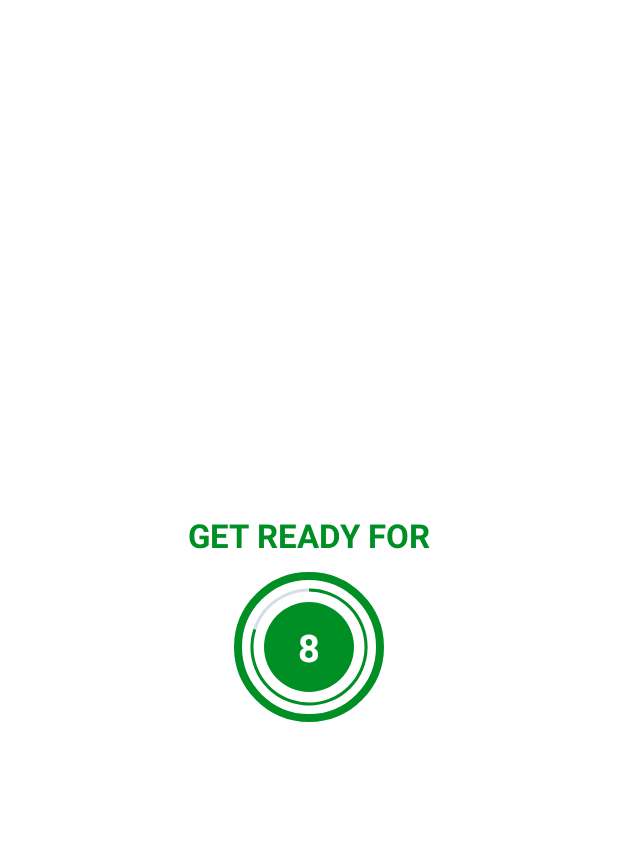
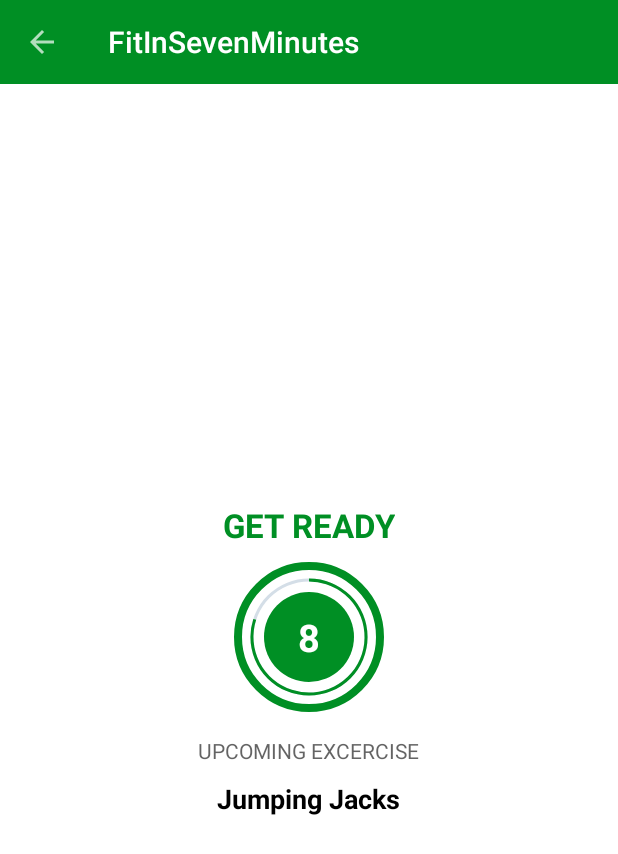
Before and after one commit to iamr-kumar/FitInTenMinutes, an Android app: the ExcerciseActivity screen opened directly, with no data from a screen before it, on a phone screen of 412 x 824 dp. Shown: the top 854 px of the screen. Run offline under Robolectric (Android 15) with nearby library versions, the light colour scheme and no system bars.

Commit message:
added exercises and text to speech

```diff
--- /dev/null
+++ b/app/src/main/java/com/example/fitinsevenminutes/Constants.kt
@@ -0,0 +1,75 @@
+package com.example.fitinsevenminutes
+
+class Constants {
+    companion object {
+        fun defaultExcerciseList(): ArrayList<ExcerciseModel> {
+            val excerciseList = ArrayList<ExcerciseModel>()
+
+            val jumpingJacks = ExcerciseModel(1, "Jumping Jacks", R.drawable.ic_jumping_jacks, false, false)
+            excerciseList.add(jumpingJacks)
+
+            val wallSit = ExcerciseModel(2, "Wall Sit", R.drawable.ic_wall_sit, false, false)
+            excerciseList.add(wallSit)
+
+            val pushUp = ExcerciseModel(3, "Push Up", R.drawable.ic_push_up, false, false)
+            excerciseList.add(pushUp)
+
+            val abdominalCrunch =
+                    ExcerciseModel(4, "Abdominal Crunch", R.drawable.ic_abdominal_crunch, false, false)
+            excerciseList.add(abdominalCrunch)
+
+            val stepUpOnChair =
+                    ExcerciseModel(
+                            5,
+                            "Step-Up onto Chair",
+                            R.drawable.ic_step_up_onto_chair,
+                            false,
+                            false
+                    )
+            excerciseList.add(stepUpOnChair)
+
+            val squat = ExcerciseModel(6, "Squat", R.drawable.ic_squat, false, false)
+            excerciseList.add(squat)
+
+            val tricepDipOnChair =
+                    ExcerciseModel(
+                            7,
+                            "Tricep Dip On Chair",
+                            R.drawable.ic_triceps_dip_on_chair,
+                            false,
+                            false
+                    )
+            excerciseList.add(tricepDipOnChair)
+
+            val plank = ExcerciseModel(8, "Plank", R.drawable.ic_plank, false, false)
+            excerciseList.add(plank)
+
+            val highKneesRunningInPlace =
+                    ExcerciseModel(
+                            9, "High Knees Running In Place",
+                            R.drawable.ic_high_knees_running_in_place,
+                            false,
+                            false
+                    )
+            excerciseList.add(highKneesRunningInPlace)
+
+            val lunges = ExcerciseModel(10, "Lunges", R.drawable.ic_lunge, false, false)
+            excerciseList.add(lunges)
+
+            val pushupAndRotation =
+                    ExcerciseModel(
+                            11,
+                            "Push up and Rotation",
+                            R.drawable.ic_push_up_and_rotation,
+                            false,
+                            false
+                    )
+            excerciseList.add(pushupAndRotation)
+
+            val sidePlank = ExcerciseModel(12, "Side Plank", R.drawable.ic_side_plank, false, false)
+            excerciseList.add(sidePlank)
+
+            return excerciseList
+        }
+    }
+}
--- a/app/src/main/java/com/example/fitinsevenminutes/ExcerciseActivity.kt
+++ b/app/src/main/java/com/example/fitinsevenminutes/ExcerciseActivity.kt
@@ -3,17 +3,26 @@ package com.example.fitinsevenminutes
 import androidx.appcompat.app.AppCompatActivity
 import android.os.Bundle
 import android.os.CountDownTimer
+import android.speech.tts.TextToSpeech
 import android.view.View
 import android.widget.Toast
 import com.example.fitinsevenminutes.databinding.ActivityExcerciseBinding
+import org.w3c.dom.Text
+import java.util.*
+import kotlin.collections.ArrayList
 
-class ExcerciseActivity : AppCompatActivity() {
+class ExcerciseActivity : AppCompatActivity(), TextToSpeech.OnInitListener {
     private lateinit var binding: ActivityExcerciseBinding;
 
     private var restTimer: CountDownTimer? = null
     private var restProgress = 0
     private var excerciseTimer: CountDownTimer? = null
     private var excerciseProgress = 0
+
+    private var excerciseList: ArrayList<ExcerciseModel>? = null
+    private var currentExcercisePosition = -1
+
+    private var tts: TextToSpeech? = null
 
     override fun onCreate(savedInstanceState: Bundle?) {
         binding = ActivityExcerciseBinding.inflate(layoutInflater)
@@ -29,7 +38,12 @@ class ExcerciseActivity : AppCompatActivity() {
             onBackPressed()
         }
 
+        tts = TextToSpeech(this, this)
+
+        excerciseList = Constants.defaultExcerciseList()
         setupRestView()
+
+
 
     }
 
@@ -38,12 +52,34 @@ class ExcerciseActivity : AppCompatActivity() {
             restTimer!!.cancel()
             restProgress = 0
         }
+        if(excerciseTimer != null) {
+            excerciseTimer!!.cancel()
+            excerciseProgress = 0
+        }
+        if(tts != null) {
+            tts!!.stop()
+            tts!!.shutdown()
+        }
         super.onDestroy()
 
     }
 
+    override fun onInit(status: Int) {
+        if(status == TextToSpeech.SUCCESS) {
+            var result = tts!!.setLanguage(Locale.US)
+
+            if(result == TextToSpeech.LANG_MISSING_DATA || result == TextToSpeech.LANG_NOT_SUPPORTED) {
+                Toast.makeText(this, "Language Error!", Toast.LENGTH_SHORT).show()
+            }
+        }
+        else {
+            Toast.makeText(this, "Text to Speech Error", Toast.LENGTH_SHORT).show()
+        }
+    }
+
     private fun setRestProgressBar() {
         binding.progressBar.progress = restProgress
+        binding.tvNextExcercise.text = excerciseList!![currentExcercisePosition + 1].getName()
         restTimer = object: CountDownTimer(10000, 1000) {
             override fun onTick(millisUntilFinished: Long) {
                 restProgress++
@@ -52,17 +88,22 @@ class ExcerciseActivity : AppCompatActivity() {
             }
 
             override fun onFinish() {
+                currentExcercisePosition++
                 setupExcerciseView()
             }
         }.start()
     }
 
     private fun setupRestView() {
+        binding.llRestView.visibility = View.VISIBLE
+        binding.llExcericeView.visibility = View.GONE
         if(restTimer != null) {
             restTimer!!.cancel()
             restProgress = 0
         }
+
         setRestProgressBar()
+
     }
 
     private fun setExcerciseProgressBar() {
@@ -71,11 +112,20 @@ class ExcerciseActivity : AppCompatActivity() {
             override fun onTick(millisUntilFinished: Long) {
                 excerciseProgress++
                 binding.progressBarExcerice.progress = 30 - excerciseProgress
-                binding.tvTimerExcercie.text = (30 - excerciseProgress).toString()
+                binding.tvExcerciseTimer.text = (30 - excerciseProgress).toString()
             }
 
             override fun onFinish() {
-                Toast.makeText(this@ExcerciseActivity, "Timer finished", Toast.LENGTH_SHORT).show()
+                if(currentExcercisePosition < excerciseList?.size!! - 1) {
+                    setupRestView()
+                }
+                else {
+                    Toast.makeText(
+                            this@ExcerciseActivity,
+                            "Congratulations, you have completed the 7 minutes workout routine",
+                            Toast.LENGTH_SHORT
+                    ).show()
+                }
             }
 
         }.start()
@@ -88,6 +138,17 @@ class ExcerciseActivity : AppCompatActivity() {
             excerciseTimer!!.cancel()
             excerciseProgress = 0
         }
+
+        speakOut(excerciseList!![currentExcercisePosition].getName())
         setExcerciseProgressBar()
+
+        binding.ivImage.setImageResource(excerciseList!![currentExcercisePosition].getImage())
+        binding.tvExcerciseName.text = excerciseList!![currentExcercisePosition].getName()
+
     }
+
+    private fun speakOut(text: String) {
+        tts!!.speak(text, TextToSpeech.QUEUE_FLUSH, null, "")
+    }
+
 }
--- /dev/null
+++ b/app/src/main/java/com/example/fitinsevenminutes/ExcerciseModel.kt
@@ -0,0 +1,48 @@
+package com.example.fitinsevenminutes
+
+class ExcerciseModel (
+        private var id:Int,
+        private var name: String,
+        private var image: Int,
+        private var isCompleted: Boolean,
+        private var isSelected: Boolean) {
+    fun getId(): Int {
+        return id
+    }
+
+    fun setId(id: Int) {
+        this.id = id
+    }
+
+    fun getName(): String {
+        return name
+    }
+
+    fun setName(name: String) {
+        this.name = name
+    }
+
+    fun getImage(): Int {
+        return image
+    }
+
+    fun setImage(image: Int) {
+        this.image = image
+    }
+
+    fun getIsCompleted(): Boolean {
+        return isCompleted
+    }
+
+    fun setIsCompleted(isCompleted: Boolean) {
+        this.isCompleted = isCompleted
+    }
+
+    fun getIsSelected(): Boolean {
+        return isSelected
+    }
+
+    fun setIsSelected(isSelected: Boolean) {
+        this.isSelected = isSelected
+    }
+}
--- a/app/src/main/res/layout/activity_excercise.xml
+++ b/app/src/main/res/layout/activity_excercise.xml
@@ -1,5 +1,5 @@
 <?xml version="1.0" encoding="utf-8"?>
-<androidx.constraintlayout.widget.ConstraintLayout xmlns:android="http://schemas.android.com/apk/res/android"
+<RelativeLayout xmlns:android="http://schemas.android.com/apk/res/android"
     xmlns:app="http://schemas.android.com/apk/res-auto"
     xmlns:tools="http://schemas.android.com/tools"
     android:layout_width="match_parent"
@@ -11,9 +11,6 @@
         android:layout_width="match_parent"
         android:layout_height="?android:attr/actionBarSize"
         android:background="@color/accent_color"
-        app:layout_constraintTop_toTopOf="parent"
-        app:layout_constraintStart_toStartOf="parent"
-        app:layout_constraintEnd_toEndOf="parent"
         />
 
     <LinearLayout
@@ -24,12 +21,14 @@
         android:gravity="center"
         android:orientation="vertical"
         android:visibility="visible"
-        app:layout_constraintTop_toBottomOf="@+id/toolbarExcerciseActivity">
+        android:layout_below="@+id/toolbarExcerciseActivity"
+        android:padding="16dp"
+        >
 
         <TextView
             android:layout_width="wrap_content"
             android:layout_height="wrap_content"
-            android:text="GET READY FOR"
+            android:text="GET READY"
             android:textColor="@color/accent_color"
             android:textSize="22sp"
             android:textStyle="bold" />
@@ -76,7 +75,27 @@
 
         </FrameLayout>
 
+        <TextView
+            android:layout_width="wrap_content"
+            android:layout_height="wrap_content"
+            android:text="UPCOMING EXCERCISE"
+            android:textColor="@color/main_color"
+             android:layout_marginTop="16dp"
+            android:textSize="14sp"/>
+
+        <TextView
+            android:id="@+id/tvNextExcercise"
+            android:layout_width="wrap_content"
+            android:layout_height="wrap_content"
+            tools:text="Jumping Jacks"
+            android:textColor="@color/black"
+            android:textStyle="bold"
+            android:layout_marginTop="10dp"
+            android:textSize="18sp"
+            />
+
     </LinearLayout>
+
     <LinearLayout
         android:id="@+id/llExcericeView"
         android:layout_width="match_parent"
@@ -85,9 +104,22 @@
         android:gravity="center"
         android:orientation="vertical"
         android:visibility="gone"
-        app:layout_constraintTop_toBottomOf="@+id/toolbarExcerciseActivity">
+        android:layout_below="@+id/toolbarExcerciseActivity"
+        android:padding="16dp">
+
+
+        <ImageView
+            android:id="@+id/ivImage"
+            android:layout_width="match_parent"
+            android:layout_height="wrap_content"
+            android:scaleType="fitXY"
+            android:layout_weight="1"
+            android:contentDescription="@string/image"
+            android:src="@drawable/ic_jumping_jacks"
+            />
 
         <TextView
+            android:id="@+id/tvExcerciseName"
             android:layout_width="wrap_content"
             android:layout_height="wrap_content"
             android:text="EXCERCISE TIMER"
@@ -124,7 +156,7 @@
                 >
 
                 <TextView
-                    android:id="@+id/tvTimerExcercie"
+                    android:id="@+id/tvExcerciseTimer"
                     android:layout_width="wrap_content"
                     android:layout_height="wrap_content"
                     android:textColor="#FFFFFF"
@@ -139,4 +171,4 @@
 
     </LinearLayout>
 
-</androidx.constraintlayout.widget.ConstraintLayout>
+</RelativeLayout>
```
Also changed, not shown: app/src/main/res/drawable/ic_abdominal_crunch.png (added), app/src/main/res/drawable/ic_high_knees_running_in_place.png (added), app/src/main/res/drawable/ic_jumping_jacks.png (added), app/src/main/res/drawable/ic_lunge.png (added), app/src/main/res/drawable/ic_plank.png (added), app/src/main/res/drawable/ic_push_up.png (added), app/src/main/res/drawable/ic_push_up_and_rotation.png (added), app/src/main/res/drawable/ic_side_plank.png (added), app/src/main/res/drawable/ic_squat.png (added), app/src/main/res/drawable/ic_step_up_onto_chair.png (added), app/src/main/res/drawable/ic_triceps_dip_on_chair.png (added), app/src/main/res/drawable/ic_wall_sit.png (added).
